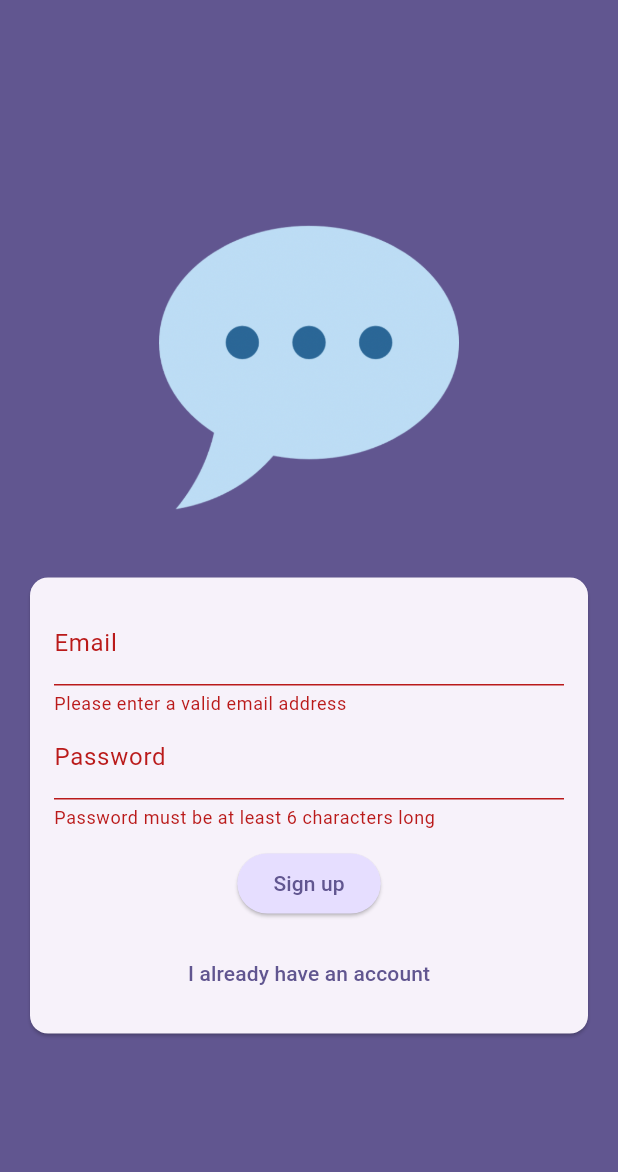
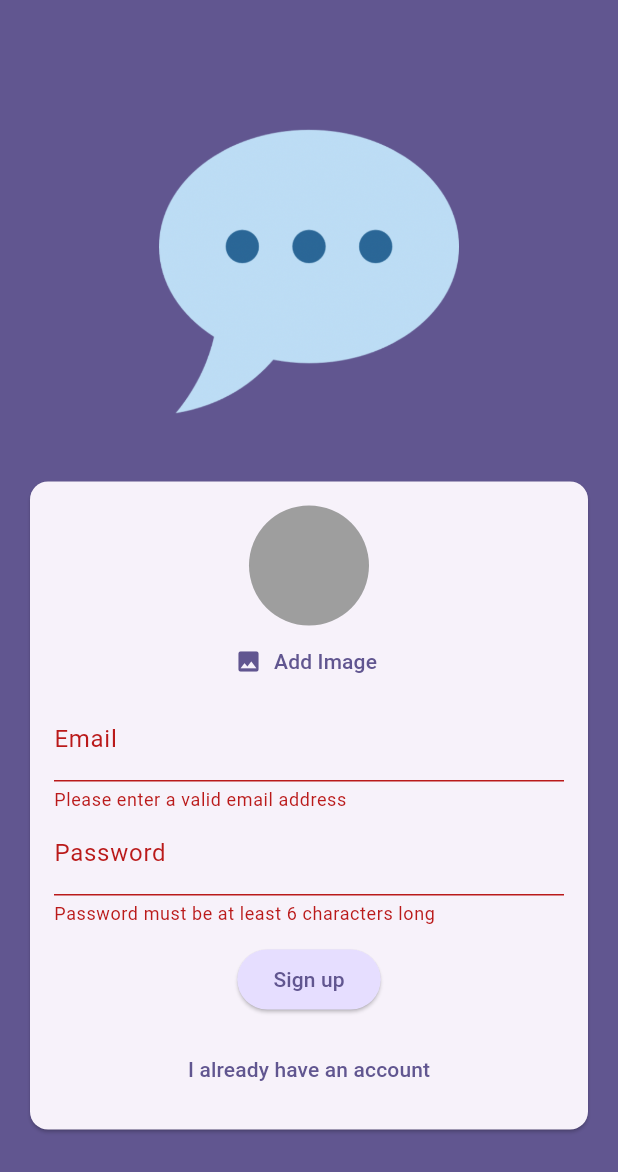
Before and after one commit to Alpheuss28/Chat-App, a Flutter app: the screen it shows after launch, after a tap on "Login", after a tap on "Create new account", on a phone screen of 412 x 824 dp. Shown: the top 1172 px of the screen. Run offline on Flutter 3.47's test engine with Material 3 defaults, Android fonts, the phone set to English and light mode, and no system bars; our stand-ins replace firebase_auth, firebase_core, image_picker; accounts and stored records are empty.

Commit message:
Managing The Selected Image

```diff
--- a/lib/screens/auth.dart
+++ b/lib/screens/auth.dart
@@ -1,3 +1,6 @@
+import 'dart:io';
+
+import 'package:chat_app/widgets/user_image_picker.dart';
 import 'package:flutter/material.dart';
 import 'package:firebase_auth/firebase_auth.dart';
 
@@ -14,14 +17,16 @@ class AuthScreen extends StatefulWidget {
 
 class _AuthScreen extends State<AuthScreen> {
   final _form = GlobalKey<FormState>();
+
   var _isLogin = true;
   var _enteredEmail = "";
   var _enteredPassword = "";
+  File? _selectedImage;
 
   void _submit() async {
     final _isValid = _form.currentState!.validate();
 
-    if (!_isValid) {
+    if (!_isValid || !_isLogin && _selectedImage == null) {
       return;
     }
 
@@ -77,6 +82,9 @@ class _AuthScreen extends State<AuthScreen> {
                       child: Column(
                         mainAxisSize: MainAxisSize.min,
                         children: [
+                          if (!_isLogin) UserImagePicker(onPickedImage: (pickedImage) {
+                            _selectedImage = pickedImage;
+                          },),
                           TextFormField(
                               decoration: const InputDecoration(
                                 labelText: "Email",
--- a/lib/widgets/user_image_picker.dart
+++ b/lib/widgets/user_image_picker.dart
@@ -3,7 +3,12 @@ import 'package:image_picker/image_picker.dart';
 import 'dart:io';
 
 class UserImagePicker extends StatefulWidget {
-  const UserImagePicker({super.key});
+  const UserImagePicker({
+    super.key,
+    required this.onPickedImage,
+  });
+
+  final void Function(File pickedImage) onPickedImage;
 
   @override
   State<UserImagePicker> createState() {
@@ -15,7 +20,8 @@ class _UnderImagePicker extends State<UserImagePicker> {
   File? _pickedImageFile;
 
   void _pickImage() async {
-    final pickedImage = await ImagePicker().pickImage(source: ImageSource.camera, imageQuality: 50, maxWidth: 150);
+    final pickedImage = await ImagePicker()
+        .pickImage(source: ImageSource.camera, imageQuality: 50, maxWidth: 150);
 
     if (pickedImage == null) {
       return;
@@ -24,6 +30,8 @@ class _UnderImagePicker extends State<UserImagePicker> {
     setState(() {
       _pickedImageFile = File(pickedImage.path);
     });
+
+    widget.onPickedImage(_pickedImageFile!);
   }
 
   @override
@@ -33,7 +41,8 @@ class _UnderImagePicker extends State<UserImagePicker> {
         CircleAvatar(
           radius: 40,
           backgroundColor: Colors.grey,
-          foregroundImage: _pickedImageFile != null ? FileImage(_pickedImageFile!) : null,
+          foregroundImage:
+              _pickedImageFile != null ? FileImage(_pickedImageFile!) : null,
         ),
         TextButton.icon(
           onPressed: _pickImage,
```
